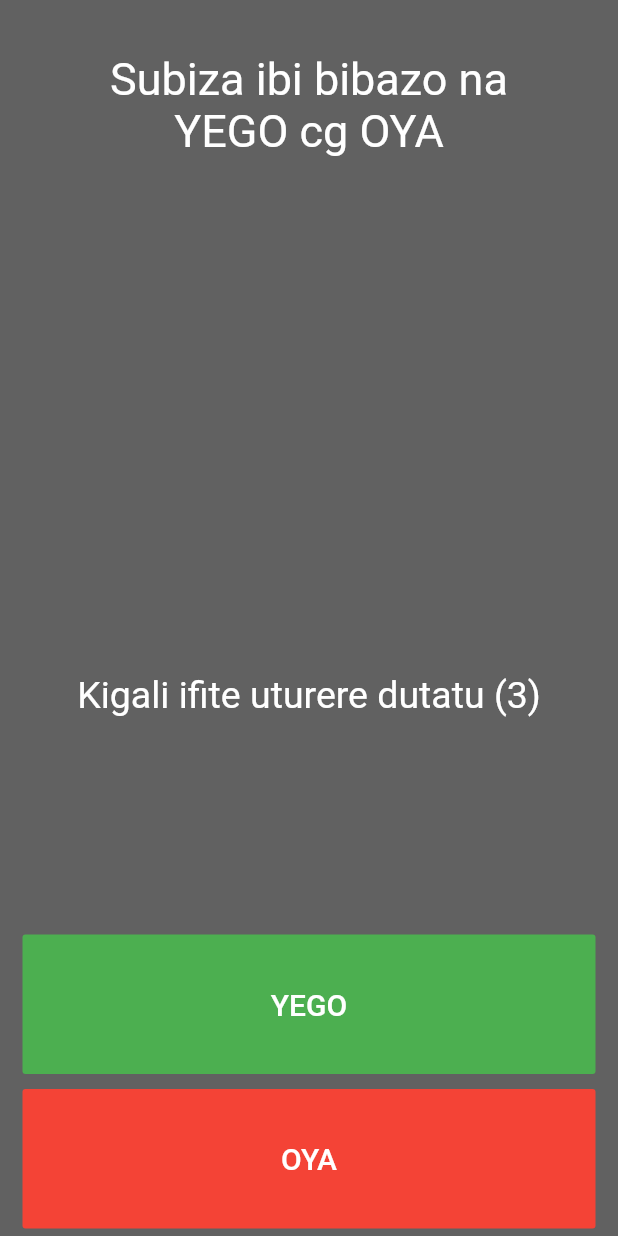
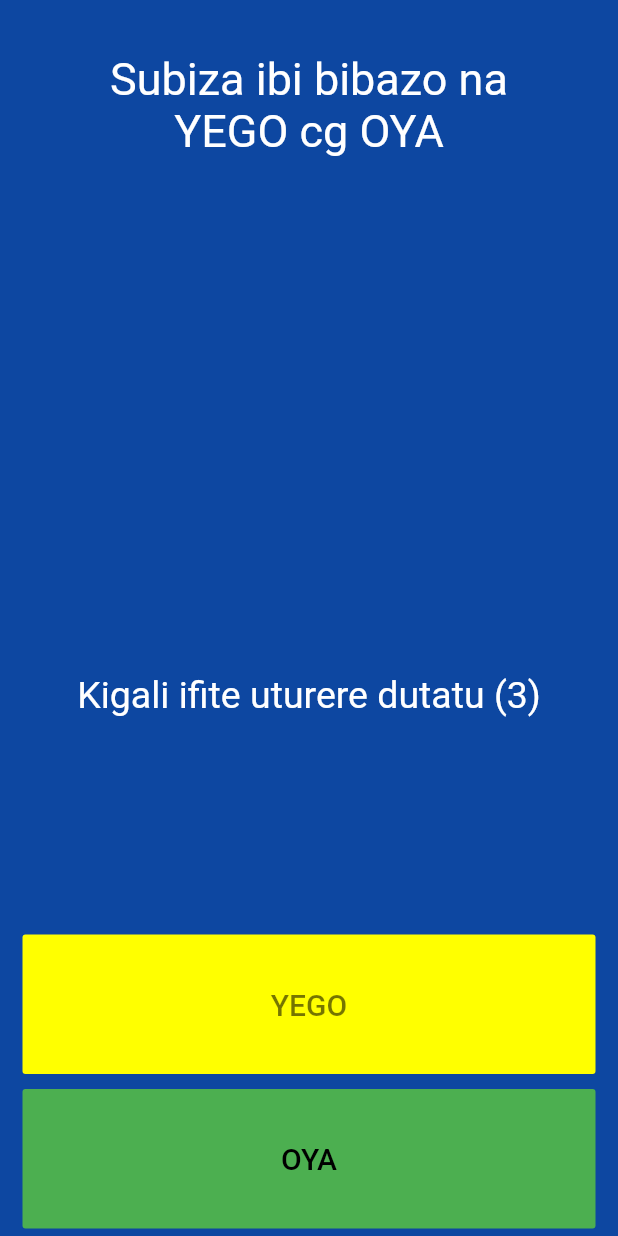
Before and after one commit to Bosco-sababu/flutter, a Flutter app: the screen it shows after launch, on a phone screen of 412 x 824 dp. Run offline on Flutter 3.47's test engine with Material 2 defaults, Android fonts, the phone set to English and light mode, and no system bars; our stand-ins replace rflutter_alert; Roboto replaces fonts that are missing (Papyrus).

Commit message:
Quizzes for Rwanda

```diff
--- a/lib/main.dart
+++ b/lib/main.dart
@@ -12,7 +12,7 @@ class Quizzler extends StatelessWidget {
   Widget build(BuildContext context) {
     return MaterialApp(
       home: Scaffold(
-        backgroundColor: Colors.grey.shade700,
+        backgroundColor: Colors.blue.shade900,
         body: SafeArea(
           child: Padding(
             padding: EdgeInsets.symmetric(horizontal: 10.0),
@@ -105,11 +105,11 @@ class _QuizPageState extends State<QuizPage> {
             padding: EdgeInsets.all(5.0),
             child: FlatButton(
               textColor: Colors.white,
-              color: Colors.green,
+              color: Colors.yellowAccent,
               child: Text(
                 'YEGO',
                 style: TextStyle(
-                  color: Colors.white,
+                  color: Colors.black54,
                   fontSize: 20.0,
                 ),
               ),
@@ -123,12 +123,12 @@ class _QuizPageState extends State<QuizPage> {
           child: Padding(
             padding: EdgeInsets.all(5.0),
             child: FlatButton(
-              color: Colors.red,
+              color: Colors.green,
               child: Text(
                 'OYA',
                 style: TextStyle(
                   fontSize: 20.0,
-                  color: Colors.white,
+                  color: Colors.black,
                 ),
               ),
               onPressed: () {
```
